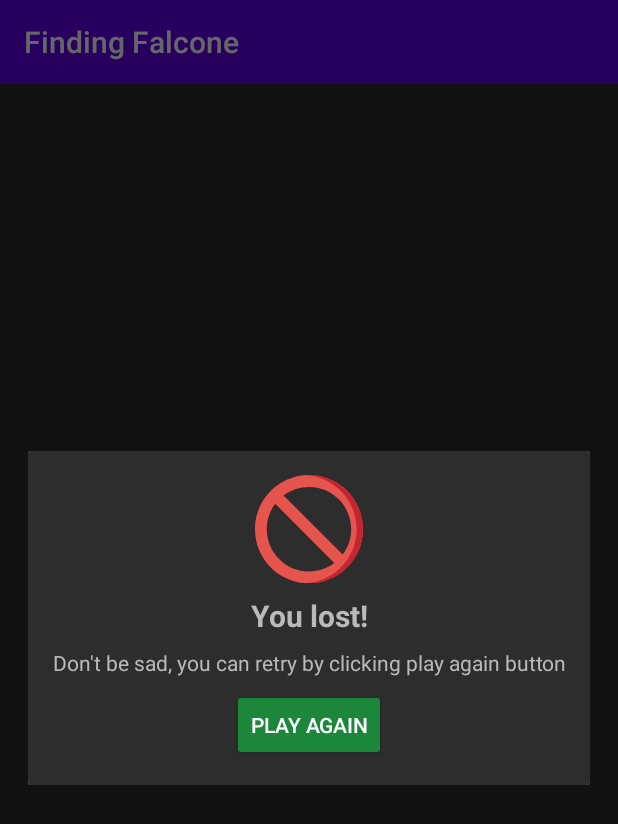
After one commit to shah-nishant/finding-falcon, an Android app: the fragment GameResultDialog placed in its activity, on a phone screen of 412 x 824 dp. The commit adds this screen. Shown: the top 824 px of the screen. Run offline under Robolectric (Android 15) with nearby library versions, the phone set to English and light mode, and no system bars; our stand-ins replace Dagger/Hilt's generated code; network calls fail; 3 statements that could not run were skipped.

Commit message:
Show result dialog

```diff
--- a/app/src/main/java/shah/nishant/findingfalcone/game/model/FindResponse.kt
+++ b/app/src/main/java/shah/nishant/findingfalcone/game/model/FindResponse.kt
@@ -1,12 +1,15 @@
 package shah.nishant.findingfalcone.game.model
 
+import android.os.Parcelable
 import com.google.gson.annotations.SerializedName
+import kotlinx.android.parcel.Parcelize
 
+@Parcelize
 data class FindResponse(
     val status: String?,
     @SerializedName("planet_name")
     val planeName: String?,
     val error: String?
-) {
+) : Parcelable {
     fun isSuccessful() = status == "success" && planeName.isNullOrBlank()
 }
--- a/app/src/main/java/shah/nishant/findingfalcone/game/view/GameFragment.kt
+++ b/app/src/main/java/shah/nishant/findingfalcone/game/view/GameFragment.kt
@@ -40,7 +40,13 @@ class GameFragment : Fragment(R.layout.game_fragment) {
         super.onViewCreated(view, savedInstanceState)
         setUpRecyclerView()
         initObservers()
-        binding.find.setOnClickListener { viewModel.findFalcone() }
+        binding.find.setOnClickListener {
+            if (viewModel.isSelectionComplete()) {
+                viewModel.findFalcone()
+            } else {
+                showShortToast(R.string.incomplete_selection)
+            }
+        }
         viewModel.init()
     }
 
@@ -63,12 +69,10 @@ class GameFragment : Fragment(R.layout.game_fragment) {
 
         // Find observer
         viewModel.findResponse.observe(viewLifecycleOwner, Observer {
-            if (it.isSuccessful()) {
-                showShortToast(R.string.win_message)
-            } else if (!it.error.isNullOrBlank()) {
+            if (it.error.isNullOrBlank()) {
+                navigate(GameFragmentDirections.showResult(it))
+            } else {
                 showShortToast(it.error)
-            } else {
-                showShortToast(R.string.lose_message)
             }
         })
     }
--- /dev/null
+++ b/app/src/main/java/shah/nishant/findingfalcone/game/view/GameResultDialog.kt
@@ -0,0 +1,53 @@
+package shah.nishant.findingfalcone.game.view
+
+import android.os.Bundle
+import android.view.LayoutInflater
+import android.view.View
+import android.view.ViewGroup
+import androidx.fragment.app.DialogFragment
+import androidx.navigation.fragment.navArgs
+import shah.nishant.findingfalcone.R
+import shah.nishant.findingfalcone.databinding.GameResultDialogBinding
+import shah.nishant.findingfalcone.extensions.navigate
+import shah.nishant.findingfalcone.extensions.viewLifecycleScoped
+
+class GameResultDialog : DialogFragment() {
+
+    private val args: GameResultDialogArgs by navArgs()
+    private val binding: GameResultDialogBinding by viewLifecycleScoped(GameResultDialogBinding::bind)
+
+    override fun onCreate(savedInstanceState: Bundle?) {
+        super.onCreate(savedInstanceState)
+        isCancelable = false
+    }
+
+    override fun onCreateView(
+        inflater: LayoutInflater,
+        container: ViewGroup?,
+        savedInstanceState: Bundle?
+    ): View? {
+        return GameResultDialogBinding.inflate(layoutInflater).root
+    }
+
+    override fun onViewCreated(view: View, savedInstanceState: Bundle?) {
+        super.onViewCreated(view, savedInstanceState)
+        if (args.response.isSuccessful()) {
+            binding.apply {
+                result.setImageResource(R.drawable.win)
+                title.setText(R.string.win_title)
+                message.setText(R.string.win_message)
+            }
+        } else {
+            binding.apply {
+                result.setImageResource(R.drawable.lose)
+                title.setText(R.string.lose_title)
+                message.setText(R.string.lose_message)
+            }
+        }
+        binding.playAgain.setOnClickListener {
+            navigate(GameResultDialogDirections.playAgain())
+            activity?.finish()
+        }
+    }
+
+}
--- /dev/null
+++ b/app/src/main/res/drawable/lose.xml
@@ -0,0 +1,12 @@
+<vector xmlns:android="http://schemas.android.com/apk/res/android"
+    android:width="512dp"
+    android:height="512dp"
+    android:viewportWidth="512"
+    android:viewportHeight="511">
+  <path
+      android:pathData="m256,0.5c-141.387,0 -256,114.516 -256,255.773 0,141.262 114.613,255.773 256,255.773s256,-114.512 256,-255.773c0,-141.258 -114.613,-255.773 -256,-255.773zM56,256.273c0,-44.961 14.867,-86.453 39.953,-119.844l279.996,279.75c-33.418,25.063 -74.945,39.918 -119.949,39.918 -110.457,0 -200,-89.465 -200,-199.824zM415.613,376.684 L135.484,96.801c33.516,-25.324 75.258,-40.352 120.516,-40.352 110.457,0 200,89.465 200,199.824 0,45.219 -15.039,86.922 -40.387,120.41zM415.613,376.684"
+      android:fillColor="#e5554e"/>
+  <path
+      android:pathData="m256,0.5c-5.07,0 -10.109,0.148 -15.105,0.441 134.449,7.707 241.105,119.07 241.105,255.332 0,136.266 -106.656,247.625 -241.105,255.332 4.996,0.293 10.035,0.441 15.105,0.441 141.387,0 256,-114.512 256,-255.773 0,-141.258 -114.613,-255.773 -256,-255.773zM256,0.5"
+      android:fillColor="#c62430"/>
+</vector>
--- /dev/null
+++ b/app/src/main/res/drawable/win.xml
@@ -0,0 +1,30 @@
+<vector xmlns:android="http://schemas.android.com/apk/res/android"
+    android:width="512dp"
+    android:height="512dp"
+    android:viewportWidth="128"
+    android:viewportHeight="128">
+  <path
+      android:pathData="M27.56,107.474L100.439,107.474A5.748,5.748 0,0 1,106.187 113.222L106.187,113.223A5.748,5.748 0,0 1,100.439 118.971L27.56,118.971A5.748,5.748 0,0 1,21.812 113.223L21.812,113.222A5.748,5.748 0,0 1,27.56 107.474z"
+      android:fillColor="#2d3c6b"/>
+  <path
+      android:pathData="m95.5,107.474h-63l14.072,-26.504h34.856z"
+      android:fillColor="#ffc839"/>
+  <path
+      android:pathData="m45.805,99.474 l5.577,-10.504h25.236l5.577,10.504z"
+      android:fillColor="#ff9100"/>
+  <path
+      android:pathData="m33.156,9.029v40.089a25.988,25.988 0,0 0,13.416 22.731h34.856a25.988,25.988 0,0 0,13.416 -22.731v-40.089z"
+      android:fillColor="#ffc839"/>
+  <path
+      android:pathData="m56.018,40.439 l-5.844,-7.982 9.835,1.069 3.991,-9.052 3.991,9.052 9.835,-1.069 -5.844,7.982 5.844,7.982 -9.835,-1.069 -3.991,9.052 -3.991,-9.052 -9.835,1.069z"
+      android:fillColor="#fcf9f0"/>
+  <path
+      android:pathData="m46.572,71.849h34.857v9.121h-34.857z"
+      android:fillColor="#ff9100"/>
+  <path
+      android:pathData="m112.247,16.473h-17.4v8h17.4a6.007,6.007 0,0 1,6 6v12.734a5.982,5.982 0,0 1,-4.608 5.837l-19.2,4.581a25.9,25.9 0,0 1,-3.421 9.04l24.481,-5.84a13.954,13.954 0,0 0,10.751 -13.618v-12.734a14.016,14.016 0,0 0,-14.003 -14z"
+      android:fillColor="#ff9100"/>
+  <path
+      android:pathData="m15.753,16.473h17.4v8h-17.4a6.007,6.007 0,0 0,-6 6v12.734a5.982,5.982 0,0 0,4.608 5.837l19.2,4.581a25.882,25.882 0,0 0,3.421 9.04l-24.482,-5.84a13.954,13.954 0,0 1,-10.747 -13.618v-12.734a14.016,14.016 0,0 1,14 -14z"
+      android:fillColor="#ff9100"/>
+</vector>
--- /dev/null
+++ b/app/src/main/res/layout/game_result_dialog.xml
@@ -0,0 +1,58 @@
+<?xml version="1.0" encoding="utf-8"?>
+<androidx.constraintlayout.widget.ConstraintLayout xmlns:android="http://schemas.android.com/apk/res/android"
+    xmlns:app="http://schemas.android.com/apk/res-auto"
+    xmlns:tools="http://schemas.android.com/tools"
+    android:layout_width="wrap_content"
+    android:layout_height="wrap_content"
+    android:background="@color/black"
+    android:padding="16dp">
+
+    <ImageView
+        android:id="@+id/result"
+        android:layout_width="72dp"
+        android:layout_height="72dp"
+        app:layout_constraintEnd_toEndOf="parent"
+        app:layout_constraintStart_toStartOf="parent"
+        app:layout_constraintTop_toTopOf="parent"
+        tools:src="@drawable/win" />
+
+    <TextView
+        android:id="@+id/title"
+        android:layout_width="wrap_content"
+        android:layout_height="wrap_content"
+        android:layout_marginTop="8dp"
+        android:gravity="center"
+        android:textColor="@color/gray"
+        android:textSize="20sp"
+        android:textStyle="bold"
+        app:layout_constraintEnd_toEndOf="parent"
+        app:layout_constraintStart_toStartOf="parent"
+        app:layout_constraintTop_toBottomOf="@id/result"
+        tools:text="@string/win_title" />
+
+    <TextView
+        android:id="@+id/message"
+        android:layout_width="wrap_content"
+        android:layout_height="wrap_content"
+        android:layout_marginTop="8dp"
+        android:gravity="center"
+        android:textColor="@color/gray"
+        android:textSize="14sp"
+        app:layout_constraintEnd_toEndOf="parent"
+        app:layout_constraintStart_toStartOf="parent"
+        app:layout_constraintTop_toBottomOf="@id/title"
+        tools:text="@string/win_message" />
+
+    <Button
+        android:id="@+id/play_again"
+        android:layout_width="wrap_content"
+        android:layout_height="wrap_content"
+        android:layout_marginTop="8dp"
+        android:backgroundTint="@color/green"
+        android:text="@string/play_again"
+        android:textColor="@color/white"
+        app:layout_constraintEnd_toEndOf="parent"
+        app:layout_constraintStart_toStartOf="parent"
+        app:layout_constraintTop_toBottomOf="@id/message" />
+
+</androidx.constraintlayout.widget.ConstraintLayout>
--- a/app/src/main/res/navigation/main_graph.xml
+++ b/app/src/main/res/navigation/main_graph.xml
@@ -14,6 +14,9 @@
         <action
             android:id="@+id/select_vehicle"
             app:destination="@id/vehicle" />
+        <action
+            android:id="@+id/show_result"
+            app:destination="@id/gameResultDialog" />
     </fragment>
 
     <dialog
@@ -28,4 +31,29 @@
 
     </dialog>
 
+
+    <dialog
+        android:id="@+id/gameResultDialog"
+        android:name="shah.nishant.findingfalcone.game.view.GameResultDialog"
+        android:label="GameResultDialog"
+        tools:layout="@layout/game_result_dialog">
+
+        <argument
+            android:name="response"
+            app:argType="shah.nishant.findingfalcone.game.model.FindResponse" />
+
+        <action
+            android:id="@+id/play_again"
+            app:destination="@id/mainActivity"
+            app:popUpTo="@id/main_graph"
+            app:popUpToInclusive="true" />
+
+    </dialog>
+
+    <activity
+        android:id="@+id/mainActivity"
+        android:name="shah.nishant.findingfalcone.MainActivity"
+        android:label="MainActivity" />
+
+
 </navigation>
--- a/app/src/main/res/values/strings.xml
+++ b/app/src/main/res/values/strings.xml
@@ -13,5 +13,7 @@
     <string name="win_title">You won!</string>
     <string name="win_message">Congratulations on Finding Falcone. King Shan is mighty pleased. Falcone has been found on %1$s planet</string>
     <string name="lose_title">You lost!</string>
-    <string name="lose_message">Don\'t be sad, you can retry by clicking "Play again" button</string>
+    <string name="lose_message">Don\'t be sad, you can retry by clicking play again button</string>
+    <string name="play_again">Play again</string>
+    <string name="incomplete_selection">Please select 4 planets</string>
 </resources>
```
